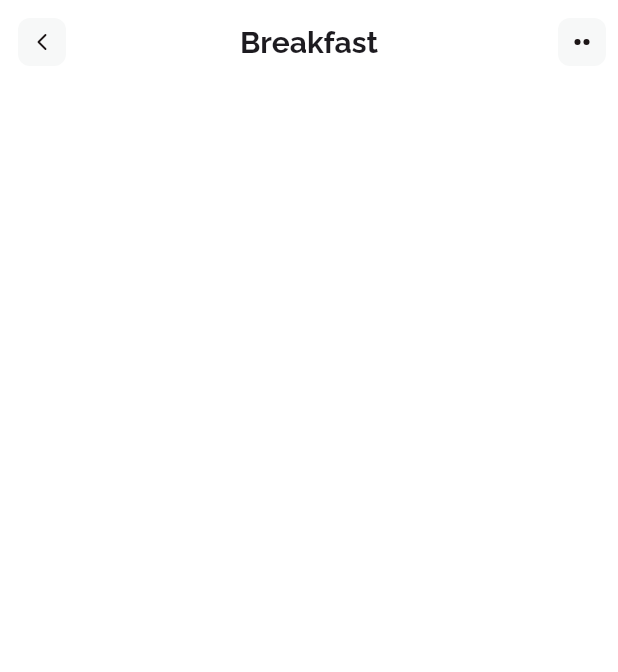
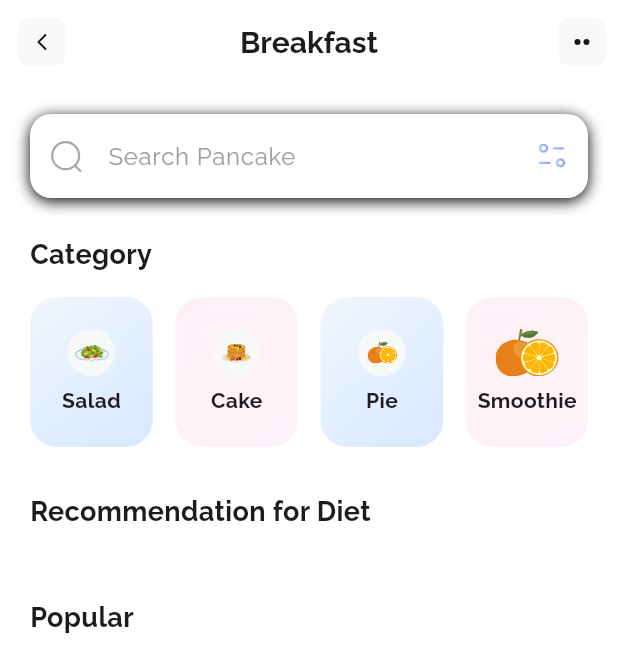
Before and after one commit to Mison1212/week_7_latihan_font, a Flutter app: the screen it shows after launch, on a phone screen of 412 x 824 dp. Shown: the top 672 px of the screen. Run offline on Flutter 3.47's test engine with Material 3 defaults, Android fonts, the phone set to English and light mode, and no system bars; our stand-ins replace flutter_svg.

Commit message:
membuat Category List

```diff
--- a/lib/pages/break_fast_page.dart
+++ b/lib/pages/break_fast_page.dart
@@ -9,7 +9,7 @@ class BreakFastPage extends StatelessWidget {
     return Scaffold(
       backgroundColor: Colors.white,
       appBar: _buildAppBar(),
-      // body: _buildBody(),
+      body: _buildBody(),
     );
   }
 
@@ -68,14 +68,14 @@ class BreakFastPage extends StatelessWidget {
       child: Column(
         crossAxisAlignment: CrossAxisAlignment.start,
         children: [
-          // _buildSearchBar(),
+          _buildSearchBar(),
           const SizedBox(height: 25),
           const Text(
             "Category",
             style: TextStyle(fontSize: 18, fontWeight: FontWeight.w600),
           ),
           const SizedBox(height: 15),
-          // _buildCategoryList(),
+          _buildCategoryList(),
           const SizedBox(height: 30),
           const Text(
             "Recommendation for Diet",
@@ -131,4 +131,59 @@ class BreakFastPage extends StatelessWidget {
       )
       );
   }
+
+  // ============================================================
+  // CATEGORY LIST (Responsive)
+  // ============================================================
+  Widget _buildCategoryList() {
+    final List<Map<String, String>> categories = [
+      {"name": "Salad", "icon": "assets/icons/salad.svg"},
+      {"name": "Cake", "icon": "assets/icons/cake.svg"},
+      {"name": "Pie", "icon": "assets/icons/piee.svg"},
+      {"name": "Smoothie", "icon": "assets/icons/lemon.svg"},
+    ];
+
+    return SizedBox(
+      height: 100,
+      child: LayoutBuilder(builder: (context, constraints) {
+        double itemWidth = constraints.maxWidth * 0.22;
+
+        return ListView.separated(
+          scrollDirection: Axis.horizontal,
+          itemCount: categories.length,
+          separatorBuilder: (_, __) => const SizedBox(width: 15),
+
+          itemBuilder: (context, index) {
+            bool even = index % 2 == 0;
+
+            return Container(
+              width: itemWidth,
+              decoration: BoxDecoration(
+                borderRadius: BorderRadius.circular(18),
+                gradient: LinearGradient(
+                  colors: even
+                      ? [Color(0x33B5D5FF), Color(0x333B8BFF)]
+                      : [Color(0x33FFB6C1), Color(0x33FBC2EB)],
+                  begin: Alignment.topLeft,
+                  end: Alignment.bottomRight,
+                ),
+              ),
+              child: Column(
+                mainAxisAlignment: MainAxisAlignment.center,
+                children: [
+                  SvgPicture.asset(categories[index]["icon"]!, height: 32),
+                  const SizedBox(height: 6),
+                  Text(
+                    categories[index]["name"]!,
+                    style: const TextStyle(fontWeight: FontWeight.w600),
+                  ),
+                ],
+              ),
+            );
+          },
+        );
+      }),
+    );
+
+  }
 }
```
